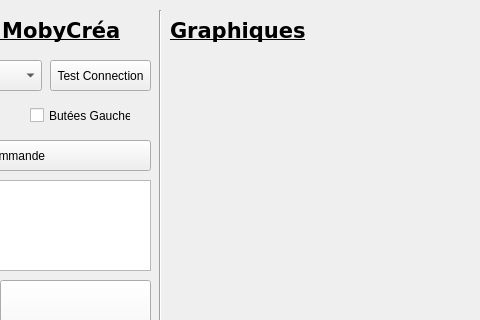
kayakdemer63/Projet_MobyCrea, file MobyCreaApp/mainwindow.ui: the form before one commit; both pictures show x 530 to 1010 and y 0 to 320 of the 1312 by 586 pixel window.
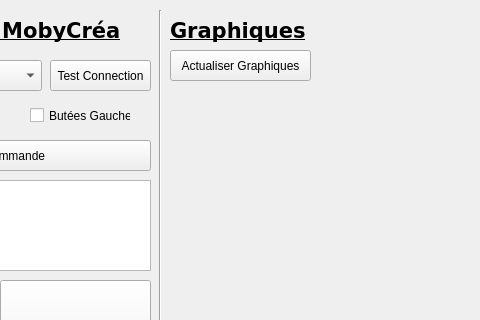
The form after the commit. Icons and pictures are not drawn.

```diff
--- a/MobyCreaApp/mainwindow.ui
+++ b/MobyCreaApp/mainwindow.ui
@@ -393,9 +393,9 @@
     <property name="geometry">
      <rect>
       <x>700</x>
-      <y>50</y>
+      <y>90</y>
       <width>601</width>
-      <height>241</height>
+      <height>221</height>
      </rect>
     </property>
     <layout class="QGridLayout" name="gridLayout"/>
@@ -404,13 +404,26 @@
     <property name="geometry">
      <rect>
       <x>700</x>
-      <y>300</y>
+      <y>320</y>
       <width>601</width>
-      <height>241</height>
+      <height>221</height>
      </rect>
     </property>
     <layout class="QGridLayout" name="gridLayout_2"/>
    </widget>
+   <widget class="QPushButton" name="RefreshGraph">
+    <property name="geometry">
+     <rect>
+      <x>700</x>
+      <y>50</y>
+      <width>141</width>
+      <height>31</height>
+     </rect>
+    </property>
+    <property name="text">
+     <string>Actualiser Graphiques</string>
+    </property>
+   </widget>
   </widget>
   <widget class="QMenuBar" name="menubar">
    <property name="geometry">
```
Left out of the diff: 17 changed lines with no effect on the pictures.
